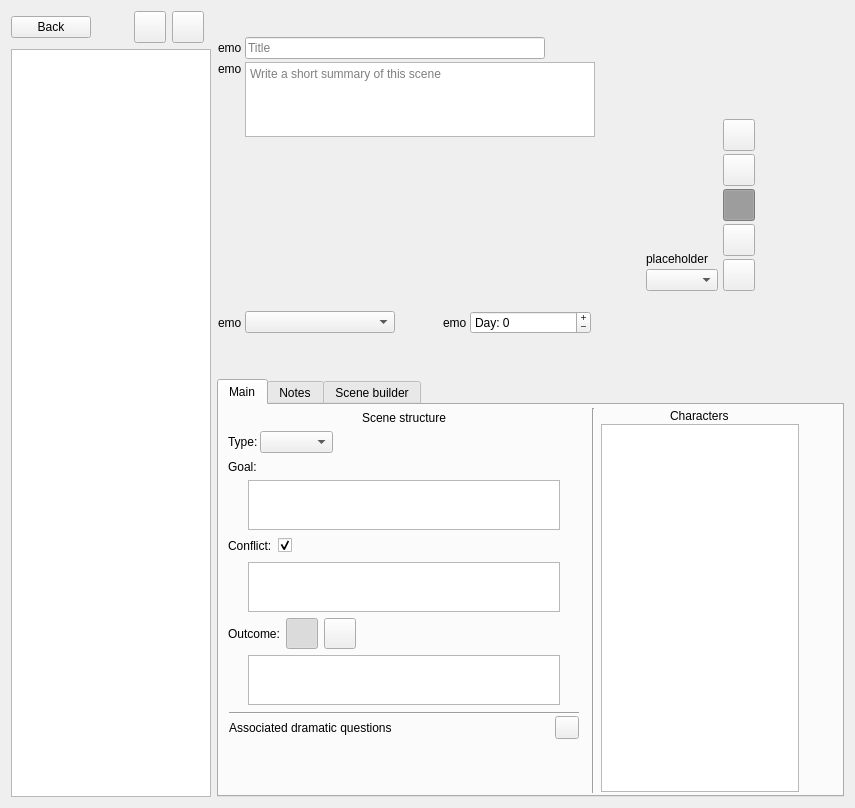
First picture: the form in ui/scene_editor.ui, repository zkovari/plotlyst, before the edit.
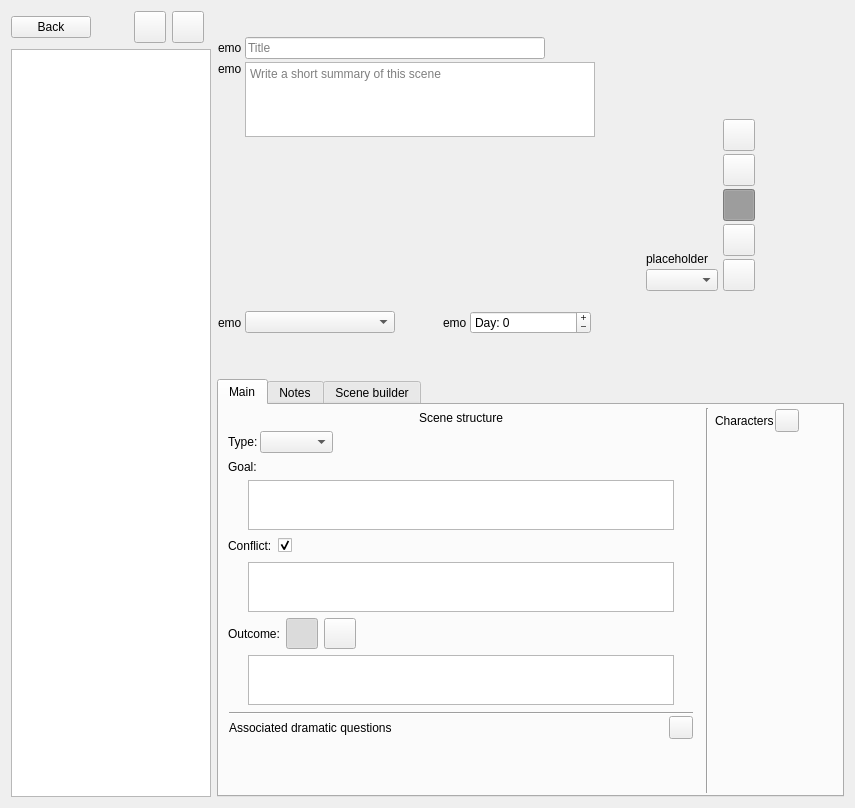
Second picture: the form after the edit. Custom widgets are drawn as their Qt base class.

Commit message: Display scene characters as labels

The edit to the form file:
```diff
--- a/ui/scene_editor.ui
+++ b/ui/scene_editor.ui
@@ -1342,9 +1342,15 @@
            </item>
            <item>
             <widget class="QWidget" name="widget_2" native="true">
+             <property name="sizePolicy">
+              <sizepolicy hsizetype="Maximum" vsizetype="Preferred">
+               <horstretch>0</horstretch>
+               <verstretch>0</verstretch>
+              </sizepolicy>
+             </property>
              <property name="maximumSize">
               <size>
-               <width>200</width>
+               <width>16777215</width>
                <height>16777215</height>
               </size>
              </property>
@@ -1364,31 +1370,45 @@
               <property name="bottomMargin">
                <number>1</number>
               </property>
-              <item alignment="Qt::AlignHCenter">
-               <widget class="QLabel" name="lblCharacters">
-                <property name="text">
-                 <string>Characters</string>
-                </property>
-               </widget>
+              <item>
+               <layout class="QHBoxLayout" name="horizontalLayout_19">
+                <item>
+                 <widget class="QLabel" name="lblCharacters_2">
+                  <property name="text">
+                   <string>Characters</string>
+                  </property>
+                 </widget>
+                </item>
+                <item>
+                 <widget class="QToolButton" name="btnEditCharacters">
+                  <property name="text">
+                   <string/>
+                  </property>
+                  <property name="popupMode">
+                   <enum>QToolButton::InstantPopup</enum>
+                  </property>
+                  <property name="autoRaise">
+                   <bool>false</bool>
+                  </property>
+                 </widget>
+                </item>
+               </layout>
               </item>
               <item>
-               <widget class="QTableView" name="tblCharacters">
-                <property name="selectionMode">
-                 <enum>QAbstractItemView::NoSelection</enum>
+               <widget class="LabelsWidget" name="wdgCharacters" native="true"/>
+              </item>
+              <item>
+               <spacer name="verticalSpacer_3">
+                <property name="orientation">
+                 <enum>Qt::Vertical</enum>
                 </property>
-                <property name="showGrid">
-                 <bool>false</bool>
+                <property name="sizeHint" stdset="0">
+                 <size>
+                  <width>20</width>
+                  <height>40</height>
+                 </size>
                 </property>
-                <attribute name="horizontalHeaderVisible">
-                 <bool>false</bool>
-                </attribute>
-                <attribute name="horizontalHeaderDefaultSectionSize">
-                 <number>200</number>
-                </attribute>
-                <attribute name="verticalHeaderVisible">
-                 <bool>false</bool>
-                </attribute>
-               </widget>
+               </spacer>
               </item>
              </layout>
             </widget>
```
The commit also changes 3 other files.
